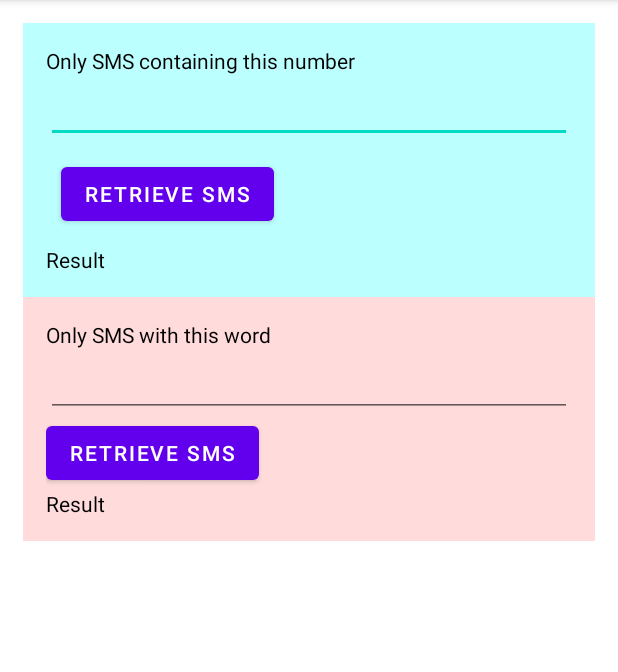
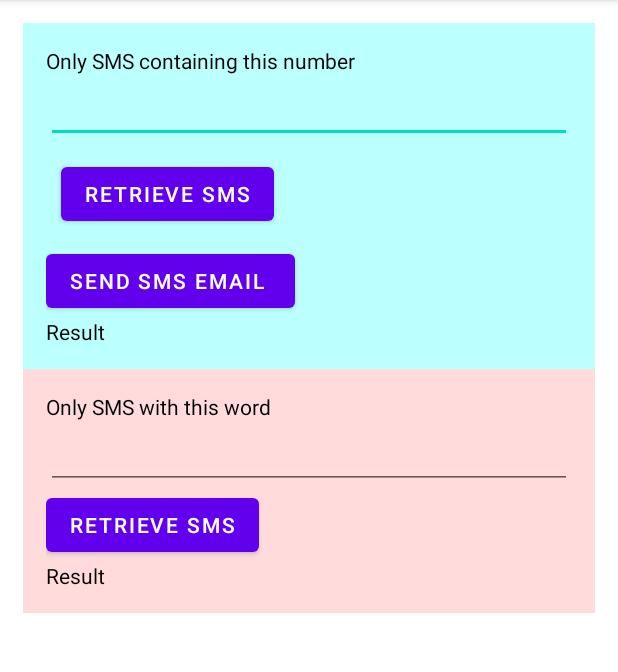
Before and after one commit to Myron819/L05_SMS_Retriever, an Android app: the screen it shows after launch (MainActivity), on a phone screen of 412 x 824 dp, the part 84-756 px from its top. Run offline under Robolectric (Android 15) with nearby library versions, the phone set to English and light mode, and no system bars.

Commit message:
Commit Advance Enhancement button XML by Jun Kai

```diff
--- a/app/src/main/res/layout/fragment_first.xml
+++ b/app/src/main/res/layout/fragment_first.xml
@@ -39,6 +39,12 @@
         android:layout_margin="10dp"
         android:text="Retrieve SMS" />
 
+    <Button
+        android:id="@+id/btnEmail"
+        android:layout_width="wrap_content"
+        android:layout_height="wrap_content"
+        android:text="Send SMS Email " />
+
     <TextView
         android:id="@+id/tvNumResult"
         android:layout_width="match_parent"
```
